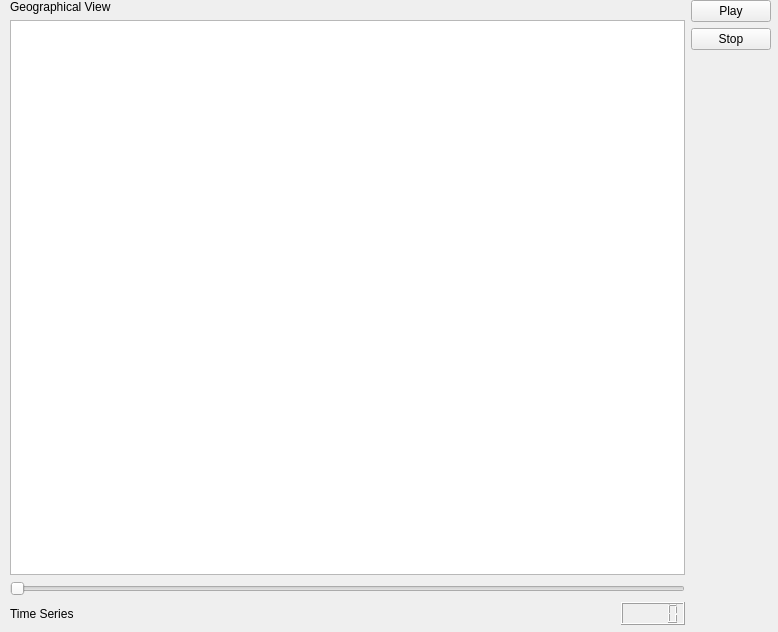
fccoelho/epigrass, file display.ui: the form before one commit.
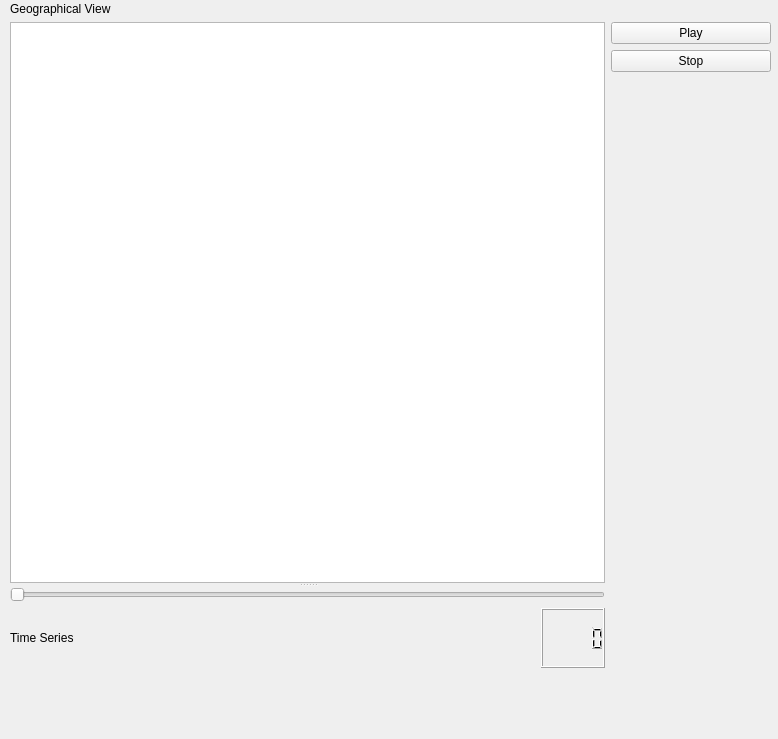
The form after the commit. Custom widgets are drawn as their Qt base class.

Commit message: fixed event handling in the new map display gui Polygons Now handle mouse events themselves Added code to identify polygons by their geocode

```diff
--- a/display.ui
+++ b/display.ui
@@ -6,7 +6,7 @@
     <x>0</x>
     <y>0</y>
     <width>778</width>
-    <height>632</height>
+    <height>739</height>
    </rect>
   </property>
   <property name="sizePolicy" >
@@ -22,13 +22,11 @@
    <property name="geometry" >
     <rect>
      <x>10</x>
-     <y>0</y>
+     <y>2</y>
      <width>761</width>
-     <height>631</height>
+     <height>731</height>
     </rect>
    </property>
-   <layout class="QHBoxLayout" >
-    <item>
      <layout class="QVBoxLayout" >
       <item>
        <widget class="QLabel" name="label" >
@@ -38,6 +36,12 @@
        </widget>
       </item>
       <item>
+     <layout class="QHBoxLayout" >
+      <item>
+       <widget class="QSplitter" name="splitter" >
+        <property name="orientation" >
+         <enum>Qt::Vertical</enum>
+        </property>
        <widget class="QGraphicsView" name="mapView" >
         <property name="cursor" stdset="0" >
          <cursorShape>PointingHandCursor</cursorShape>
@@ -49,7 +53,8 @@
          <bool>true</bool>
         </property>
        </widget>
-      </item>
+        <widget class="QWidget" name="layoutWidget" >
+         <layout class="QVBoxLayout" >
       <item>
        <widget class="QSlider" name="horizontalSlider" >
         <property name="orientation" >
@@ -61,6 +66,12 @@
        <layout class="QHBoxLayout" >
         <item>
          <widget class="QLabel" name="label_2" >
+              <property name="sizePolicy" >
+               <sizepolicy vsizetype="Preferred" hsizetype="Fixed" >
+                <horstretch>0</horstretch>
+                <verstretch>0</verstretch>
+               </sizepolicy>
+              </property>
           <property name="text" >
            <string>Time Series</string>
           </property>
@@ -73,8 +84,8 @@
           </property>
           <property name="sizeHint" >
            <size>
-            <width>141</width>
-            <height>20</height>
+                <width>461</width>
+                <height>23</height>
            </size>
           </property>
          </spacer>
@@ -88,6 +99,8 @@
        <widget class="QwtPlot" name="qwtPlot" />
       </item>
      </layout>
+        </widget>
+       </widget>
     </item>
     <item>
      <layout class="QVBoxLayout" >
@@ -117,6 +130,8 @@
          </size>
         </property>
        </spacer>
+        </item>
+       </layout>
       </item>
      </layout>
     </item>
```
Lines whose indentation alone changed are shown as unchanged. The commit also changes 4 other files.
